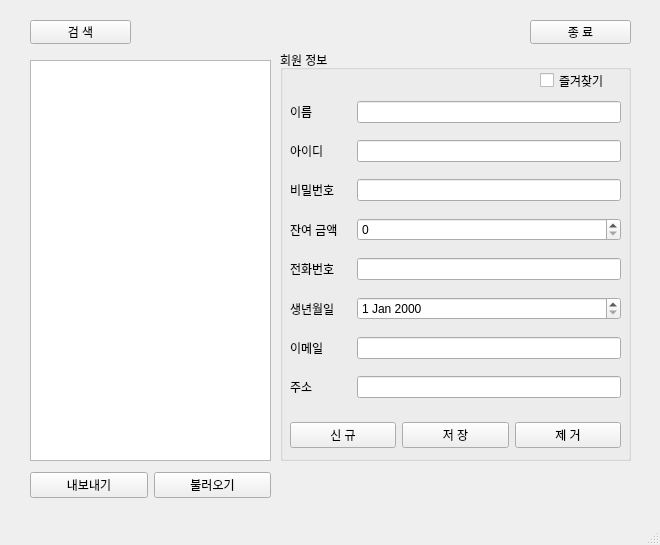
This is mainwindow.ui in ultisy/misctool_qt as Qt 5 draws it before an edit. The edited form follows.
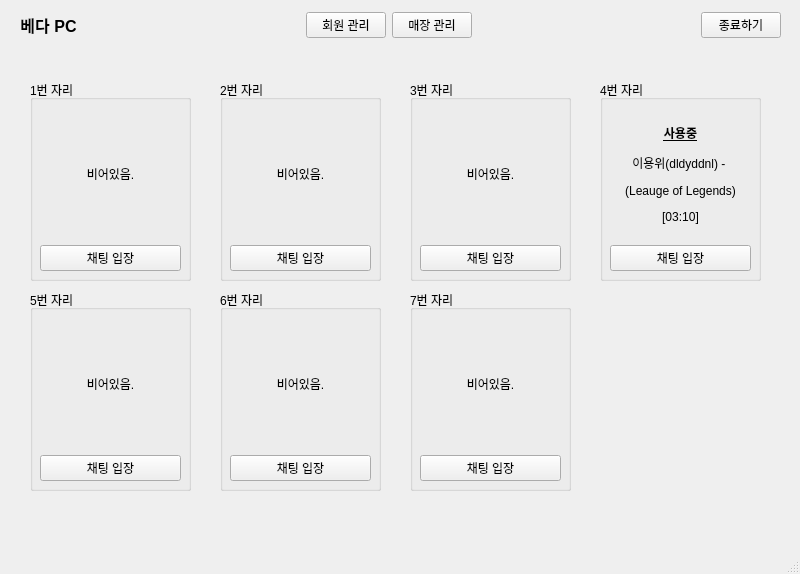
This is the edited form. The open tabs and pages were chosen to show the change.

```diff
--- a/mainwindow.ui
+++ b/mainwindow.ui
@@ -6,222 +6,673 @@
    <rect>
     <x>0</x>
     <y>0</y>
-    <width>660</width>
-    <height>545</height>
+    <width>800</width>
+    <height>574</height>
    </rect>
   </property>
   <property name="windowTitle">
    <string>MainWindow</string>
   </property>
   <widget class="QWidget" name="centralwidget">
-   <widget class="QPushButton" name="pushButton_Exit">
+   <widget class="QStackedWidget" name="stackedWidget">
     <property name="geometry">
      <rect>
-      <x>530</x>
-      <y>20</y>
-      <width>101</width>
-      <height>24</height>
-     </rect>
-    </property>
-    <property name="text">
-     <string> 종 료 </string>
-    </property>
-   </widget>
-   <widget class="QPushButton" name="pushButton_Search">
-    <property name="geometry">
-     <rect>
-      <x>30</x>
-      <y>20</y>
-      <width>101</width>
-      <height>24</height>
-     </rect>
-    </property>
-    <property name="text">
-     <string> 검 색 </string>
-    </property>
-   </widget>
-   <widget class="QTreeView" name="treeView_List">
-    <property name="geometry">
-     <rect>
-      <x>30</x>
-      <y>60</y>
-      <width>241</width>
-      <height>401</height>
-     </rect>
-    </property>
-   </widget>
-   <widget class="QGroupBox" name="groupBox">
-    <property name="geometry">
-     <rect>
-      <x>280</x>
+      <x>10</x>
       <y>50</y>
-      <width>351</width>
-      <height>411</height>
+      <width>771</width>
+      <height>491</height>
      </rect>
     </property>
-    <property name="title">
-     <string>회원 정보</string>
+    <property name="currentIndex">
+     <number>0</number>
     </property>
-    <widget class="QWidget" name="gridLayoutWidget">
-     <property name="geometry">
-      <rect>
-       <x>10</x>
-       <y>40</y>
-       <width>331</width>
-       <height>321</height>
-      </rect>
-     </property>
-     <layout class="QGridLayout" name="gridLayout">
-      <item row="6" column="0">
-       <widget class="QLabel" name="label_Email">
-        <property name="text">
-         <string>이메일</string>
-        </property>
-       </widget>
-      </item>
-      <item row="0" column="0">
-       <widget class="QLabel" name="label_Name">
-        <property name="text">
-         <string>이름</string>
-        </property>
-       </widget>
-      </item>
-      <item row="2" column="0">
-       <widget class="QLabel" name="label_PW">
-        <property name="text">
-         <string>비밀번호</string>
-        </property>
-       </widget>
-      </item>
-      <item row="4" column="1">
-       <widget class="QLineEdit" name="lineEdit_Phone"/>
-      </item>
-      <item row="6" column="1">
-       <widget class="QLineEdit" name="lineEdit_Email"/>
-      </item>
-      <item row="1" column="1">
-       <widget class="QLineEdit" name="lineEdit_ID"/>
-      </item>
-      <item row="7" column="1">
-       <widget class="QLineEdit" name="lineEdit_Address"/>
-      </item>
-      <item row="4" column="0">
-       <widget class="QLabel" name="label_Phone">
-        <property name="text">
-         <string>전화번호</string>
-        </property>
-       </widget>
-      </item>
-      <item row="0" column="1">
-       <widget class="QLineEdit" name="lineEdit_Name"/>
-      </item>
-      <item row="1" column="0">
-       <widget class="QLabel" name="label_ID">
-        <property name="text">
-         <string>아이디</string>
-        </property>
-       </widget>
-      </item>
-      <item row="5" column="0">
-       <widget class="QLabel" name="label_Birthday">
-        <property name="text">
-         <string>생년월일</string>
-        </property>
-       </widget>
-      </item>
-      <item row="2" column="1">
-       <widget class="QLineEdit" name="lineEdit_PW"/>
-      </item>
-      <item row="7" column="0">
-       <widget class="QLabel" name="label_Address">
-        <property name="text">
-         <string>주소</string>
-        </property>
-       </widget>
-      </item>
-      <item row="3" column="0">
-       <widget class="QLabel" name="label_Charge">
-        <property name="text">
-         <string>잔여 금액    </string>
-        </property>
-       </widget>
-      </item>
-      <item row="5" column="1">
-       <widget class="QDateEdit" name="dateEdit"/>
-      </item>
-      <item row="3" column="1">
-       <widget class="QSpinBox" name="spinBox_Charge"/>
-      </item>
-     </layout>
+    <widget class="QWidget" name="page_one_2">
+     <widget class="QWidget" name="verticalLayoutWidget_4">
+      <property name="geometry">
+       <rect>
+        <x>620</x>
+        <y>190</y>
+        <width>141</width>
+        <height>271</height>
+       </rect>
+      </property>
+      <layout class="QVBoxLayout" name="verticalLayout_2">
+       <item>
+        <widget class="QPushButton" name="SearchBtn_2">
+         <property name="text">
+          <string>검색</string>
+         </property>
+        </widget>
+       </item>
+       <item>
+        <spacer name="verticalSpacer_3">
+         <property name="orientation">
+          <enum>Qt::Orientation::Vertical</enum>
+         </property>
+         <property name="sizeType">
+          <enum>QSizePolicy::Policy::Preferred</enum>
+         </property>
+         <property name="sizeHint" stdset="0">
+          <size>
+           <width>20</width>
+           <height>50</height>
+          </size>
+         </property>
+        </spacer>
+       </item>
+       <item>
+        <widget class="QPushButton" name="InfoAddBtn_2">
+         <property name="text">
+          <string>정보 추가</string>
+         </property>
+        </widget>
+       </item>
+       <item>
+        <widget class="QPushButton" name="InfoDelBtn_2">
+         <property name="text">
+          <string>정보 삭제</string>
+         </property>
+        </widget>
+       </item>
+       <item>
+        <widget class="QPushButton" name="pushButton_SaveFile">
+         <property name="text">
+          <string>내보내기</string>
+         </property>
+        </widget>
+       </item>
+       <item>
+        <widget class="QPushButton" name="pushButton_LoadFile">
+         <property name="text">
+          <string>불러오기</string>
+         </property>
+        </widget>
+       </item>
+      </layout>
+     </widget>
+     <widget class="QTreeView" name="InfoView_2">
+      <property name="geometry">
+       <rect>
+        <x>10</x>
+        <y>0</y>
+        <width>601</width>
+        <height>461</height>
+       </rect>
+      </property>
+     </widget>
+     <widget class="QLabel" name="label_5">
+      <property name="geometry">
+       <rect>
+        <x>620</x>
+        <y>0</y>
+        <width>151</width>
+        <height>61</height>
+       </rect>
+      </property>
+      <property name="text">
+       <string>&lt;html&gt;&lt;head/&gt;&lt;body&gt;&lt;p align=&quot;center&quot;&gt;&lt;span style=&quot; font-size:16pt;&quot;&gt;회원 관리&lt;/span&gt;&lt;/p&gt;&lt;/body&gt;&lt;/html&gt;</string>
+      </property>
+     </widget>
     </widget>
-    <widget class="QCheckBox" name="checkBox_Favorite">
-     <property name="geometry">
-      <rect>
-       <x>260</x>
-       <y>20</y>
-       <width>81</width>
-       <height>21</height>
-      </rect>
-     </property>
-     <property name="text">
-      <string>즐겨찾기</string>
-     </property>
+    <widget class="QWidget" name="page_two_2">
+     <widget class="QWidget" name="formLayoutWidget_2">
+      <property name="geometry">
+       <rect>
+        <x>50</x>
+        <y>20</y>
+        <width>441</width>
+        <height>411</height>
+       </rect>
+      </property>
+      <layout class="QFormLayout" name="formLayout_4">
+       <item row="0" column="0">
+        <widget class="QLabel" name="label_2">
+         <property name="text">
+          <string>이름</string>
+         </property>
+        </widget>
+       </item>
+       <item row="0" column="1">
+        <widget class="QLineEdit" name="lineEdit_Name"/>
+       </item>
+       <item row="1" column="0">
+        <widget class="QLabel" name="label_4">
+         <property name="text">
+          <string>아이디</string>
+         </property>
+        </widget>
+       </item>
+       <item row="1" column="1">
+        <widget class="QLineEdit" name="lineEdit_ID"/>
+       </item>
+       <item row="2" column="0">
+        <widget class="QLabel" name="label_18">
+         <property name="text">
+          <string>비밀번호</string>
+         </property>
+        </widget>
+       </item>
+       <item row="2" column="1">
+        <widget class="QLineEdit" name="lineEdit_PW"/>
+       </item>
+       <item row="3" column="0">
+        <widget class="QLabel" name="label_3">
+         <property name="text">
+          <string>잔여금액</string>
+         </property>
+        </widget>
+       </item>
+       <item row="3" column="1">
+        <widget class="QSpinBox" name="spinBox_Charge"/>
+       </item>
+       <item row="4" column="0">
+        <widget class="QLabel" name="label_13">
+         <property name="text">
+          <string>전화번호</string>
+         </property>
+        </widget>
+       </item>
+       <item row="4" column="1">
+        <widget class="QLineEdit" name="lineEdit_Phone"/>
+       </item>
+       <item row="5" column="0">
+        <widget class="QLabel" name="label_16">
+         <property name="text">
+          <string>생년월일</string>
+         </property>
+        </widget>
+       </item>
+       <item row="5" column="1">
+        <widget class="QDateEdit" name="dateEdit"/>
+       </item>
+       <item row="7" column="0">
+        <widget class="QLabel" name="label_14">
+         <property name="text">
+          <string>이메일</string>
+         </property>
+        </widget>
+       </item>
+       <item row="7" column="1">
+        <widget class="QLineEdit" name="lineEdit_Email"/>
+       </item>
+       <item row="9" column="0">
+        <widget class="QLabel" name="label_15">
+         <property name="text">
+          <string>주소</string>
+         </property>
+        </widget>
+       </item>
+       <item row="13" column="0">
+        <widget class="QLabel" name="label_17">
+         <property name="text">
+          <string>메모</string>
+         </property>
+        </widget>
+       </item>
+       <item row="13" column="1">
+        <widget class="QTextEdit" name="textEdit_Memo"/>
+       </item>
+       <item row="6" column="0">
+        <widget class="QLabel" name="label_Gender">
+         <property name="text">
+          <string>성별</string>
+         </property>
+        </widget>
+       </item>
+       <item row="6" column="1">
+        <layout class="QHBoxLayout" name="horizontalLayout_4">
+         <item>
+          <widget class="QRadioButton" name="radioButton_Male">
+           <property name="text">
+            <string>남자</string>
+           </property>
+          </widget>
+         </item>
+         <item>
+          <widget class="QRadioButton" name="radioButton_Female">
+           <property name="text">
+            <string>여자</string>
+           </property>
+          </widget>
+         </item>
+        </layout>
+       </item>
+       <item row="9" column="1">
+        <widget class="QTextEdit" name="textEdit_Address"/>
+       </item>
+      </layout>
+     </widget>
+     <widget class="QWidget" name="verticalLayoutWidget_5">
+      <property name="geometry">
+       <rect>
+        <x>560</x>
+        <y>320</y>
+        <width>160</width>
+        <height>61</height>
+       </rect>
+      </property>
+      <layout class="QVBoxLayout" name="verticalLayout_5">
+       <item>
+        <widget class="QPushButton" name="pushButton_Add">
+         <property name="text">
+          <string>저장</string>
+         </property>
+        </widget>
+       </item>
+       <item>
+        <widget class="QPushButton" name="pushButton_Back">
+         <property name="text">
+          <string>뒤로가기</string>
+         </property>
+        </widget>
+       </item>
+      </layout>
+     </widget>
+     <widget class="QLabel" name="label_27">
+      <property name="geometry">
+       <rect>
+        <x>570</x>
+        <y>30</y>
+        <width>151</width>
+        <height>61</height>
+       </rect>
+      </property>
+      <property name="text">
+       <string>&lt;html&gt;&lt;head/&gt;&lt;body&gt;&lt;p align=&quot;center&quot;&gt;&lt;span style=&quot; font-size:16pt;&quot;&gt;회원 정보 관리&lt;/span&gt;&lt;/p&gt;&lt;/body&gt;&lt;/html&gt;</string>
+      </property>
+     </widget>
     </widget>
-    <widget class="QWidget" name="horizontalLayoutWidget">
-     <property name="geometry">
-      <rect>
-       <x>10</x>
-       <y>370</y>
-       <width>331</width>
-       <height>31</height>
-      </rect>
-     </property>
-     <layout class="QHBoxLayout" name="horizontalLayout_2">
-      <item>
-       <widget class="QPushButton" name="pushButton_Clear">
-        <property name="text">
-         <string>신 규</string>
-        </property>
-       </widget>
-      </item>
-      <item>
-       <widget class="QPushButton" name="pushButton_Add">
-        <property name="text">
-         <string>저 장</string>
-        </property>
-       </widget>
-      </item>
-      <item>
-       <widget class="QPushButton" name="pushButton_Delete">
-        <property name="text">
-         <string>제 거</string>
-        </property>
-       </widget>
-      </item>
-     </layout>
+    <widget class="QWidget" name="page_three">
+     <widget class="QGroupBox" name="groupBox">
+      <property name="geometry">
+       <rect>
+        <x>20</x>
+        <y>30</y>
+        <width>161</width>
+        <height>201</height>
+       </rect>
+      </property>
+      <property name="sizePolicy">
+       <sizepolicy hsizetype="Fixed" vsizetype="Fixed">
+        <horstretch>20</horstretch>
+        <verstretch>20</verstretch>
+       </sizepolicy>
+      </property>
+      <property name="title">
+       <string>1번 자리</string>
+      </property>
+      <widget class="QWidget" name="verticalLayoutWidget_6">
+       <property name="geometry">
+        <rect>
+         <x>10</x>
+         <y>30</y>
+         <width>141</width>
+         <height>161</height>
+        </rect>
+       </property>
+       <layout class="QVBoxLayout" name="verticalLayout_6">
+        <item>
+         <widget class="QLabel" name="label_6">
+          <property name="text">
+           <string>&lt;html&gt;&lt;head/&gt;&lt;body&gt;&lt;p align=&quot;center&quot;&gt;비어있음.&lt;/p&gt;&lt;/body&gt;&lt;/html&gt;</string>
+          </property>
+         </widget>
+        </item>
+        <item>
+         <widget class="QPushButton" name="pushButton">
+          <property name="text">
+           <string>채팅 입장</string>
+          </property>
+         </widget>
+        </item>
+       </layout>
+      </widget>
+     </widget>
+     <widget class="QGroupBox" name="groupBox_2">
+      <property name="geometry">
+       <rect>
+        <x>210</x>
+        <y>30</y>
+        <width>161</width>
+        <height>201</height>
+       </rect>
+      </property>
+      <property name="sizePolicy">
+       <sizepolicy hsizetype="Fixed" vsizetype="Fixed">
+        <horstretch>20</horstretch>
+        <verstretch>20</verstretch>
+       </sizepolicy>
+      </property>
+      <property name="title">
+       <string>2번 자리</string>
+      </property>
+      <widget class="QWidget" name="verticalLayoutWidget_7">
+       <property name="geometry">
+        <rect>
+         <x>10</x>
+         <y>30</y>
+         <width>141</width>
+         <height>161</height>
+        </rect>
+       </property>
+       <layout class="QVBoxLayout" name="verticalLayout_7">
+        <item>
+         <widget class="QLabel" name="label_7">
+          <property name="text">
+           <string>&lt;html&gt;&lt;head/&gt;&lt;body&gt;&lt;p align=&quot;center&quot;&gt;비어있음.&lt;/p&gt;&lt;/body&gt;&lt;/html&gt;</string>
+          </property>
+         </widget>
+        </item>
+        <item>
+         <widget class="QPushButton" name="pushButton_2">
+          <property name="text">
+           <string>채팅 입장</string>
+          </property>
+         </widget>
+        </item>
+       </layout>
+      </widget>
+     </widget>
+     <widget class="QGroupBox" name="groupBox_3">
+      <property name="geometry">
+       <rect>
+        <x>400</x>
+        <y>30</y>
+        <width>161</width>
+        <height>201</height>
+       </rect>
+      </property>
+      <property name="sizePolicy">
+       <sizepolicy hsizetype="Fixed" vsizetype="Fixed">
+        <horstretch>20</horstretch>
+        <verstretch>20</verstretch>
+       </sizepolicy>
+      </property>
+      <property name="title">
+       <string>3번 자리</string>
+      </property>
+      <widget class="QWidget" name="verticalLayoutWidget_8">
+       <property name="geometry">
+        <rect>
+         <x>10</x>
+         <y>30</y>
+         <width>141</width>
+         <height>161</height>
+        </rect>
+       </property>
+       <layout class="QVBoxLayout" name="verticalLayout_11">
+        <item>
+         <widget class="QLabel" name="label_19">
+          <property name="text">
+           <string>&lt;html&gt;&lt;head/&gt;&lt;body&gt;&lt;p align=&quot;center&quot;&gt;비어있음.&lt;/p&gt;&lt;/body&gt;&lt;/html&gt;</string>
+          </property>
+         </widget>
+        </item>
+        <item>
+         <widget class="QPushButton" name="pushButton_6">
+          <property name="text">
+           <string>채팅 입장</string>
+          </property>
+         </widget>
+        </item>
+       </layout>
+      </widget>
+     </widget>
+     <widget class="QGroupBox" name="groupBox_4">
+      <property name="geometry">
+       <rect>
+        <x>590</x>
+        <y>30</y>
+        <width>161</width>
+        <height>201</height>
+       </rect>
+      </property>
+      <property name="sizePolicy">
+       <sizepolicy hsizetype="Fixed" vsizetype="Fixed">
+        <horstretch>20</horstretch>
+        <verstretch>20</verstretch>
+       </sizepolicy>
+      </property>
+      <property name="title">
+       <string>4번 자리</string>
+      </property>
+      <widget class="QWidget" name="verticalLayoutWidget_9">
+       <property name="geometry">
+        <rect>
+         <x>10</x>
+         <y>30</y>
+         <width>141</width>
+         <height>161</height>
+        </rect>
+       </property>
+       <layout class="QVBoxLayout" name="verticalLayout_15">
+        <item>
+         <widget class="QLabel" name="label_26">
+          <property name="text">
+           <string>&lt;html&gt;&lt;head/&gt;&lt;body&gt;&lt;p align=&quot;center&quot;&gt;&lt;span style=&quot; font-weight:700; text-decoration: underline;&quot;&gt;사용중&lt;/span&gt;&lt;/p&gt;&lt;p align=&quot;center&quot;&gt;이용위(dldyddnl) - &lt;/p&gt;&lt;p align=&quot;center&quot;&gt;(Leauge of Legends)&lt;/p&gt;&lt;p align=&quot;center&quot;&gt;[03:10]&lt;/p&gt;&lt;/body&gt;&lt;/html&gt;</string>
+          </property>
+         </widget>
+        </item>
+        <item>
+         <widget class="QPushButton" name="pushButton_10">
+          <property name="text">
+           <string>채팅 입장</string>
+          </property>
+         </widget>
+        </item>
+       </layout>
+      </widget>
+     </widget>
+     <widget class="QGroupBox" name="groupBox_6">
+      <property name="geometry">
+       <rect>
+        <x>20</x>
+        <y>240</y>
+        <width>161</width>
+        <height>201</height>
+       </rect>
+      </property>
+      <property name="sizePolicy">
+       <sizepolicy hsizetype="Fixed" vsizetype="Fixed">
+        <horstretch>20</horstretch>
+        <verstretch>20</verstretch>
+       </sizepolicy>
+      </property>
+      <property name="title">
+       <string>5번 자리</string>
+      </property>
+      <widget class="QWidget" name="verticalLayoutWidget_11">
+       <property name="geometry">
+        <rect>
+         <x>10</x>
+         <y>30</y>
+         <width>141</width>
+         <height>161</height>
+        </rect>
+       </property>
+       <layout class="QVBoxLayout" name="verticalLayout_12">
+        <item>
+         <widget class="QLabel" name="label_28">
+          <property name="text">
+           <string>&lt;html&gt;&lt;head/&gt;&lt;body&gt;&lt;p align=&quot;center&quot;&gt;비어있음.&lt;/p&gt;&lt;/body&gt;&lt;/html&gt;</string>
+          </property>
+         </widget>
+        </item>
+        <item>
+         <widget class="QPushButton" name="pushButton_7">
+          <property name="text">
+           <string>채팅 입장</string>
+          </property>
+         </widget>
+        </item>
+       </layout>
+      </widget>
+     </widget>
+     <widget class="QGroupBox" name="groupBox_7">
+      <property name="geometry">
+       <rect>
+        <x>210</x>
+        <y>240</y>
+        <width>161</width>
+        <height>201</height>
+       </rect>
+      </property>
+      <property name="sizePolicy">
+       <sizepolicy hsizetype="Fixed" vsizetype="Fixed">
+        <horstretch>20</horstretch>
+        <verstretch>20</verstretch>
+       </sizepolicy>
+      </property>
+      <property name="title">
+       <string>6번 자리</string>
+      </property>
+      <widget class="QWidget" name="verticalLayoutWidget_12">
+       <property name="geometry">
+        <rect>
+         <x>10</x>
+         <y>30</y>
+         <width>141</width>
+         <height>161</height>
+        </rect>
+       </property>
+       <layout class="QVBoxLayout" name="verticalLayout_13">
+        <item>
+         <widget class="QLabel" name="label_29">
+          <property name="text">
+           <string>&lt;html&gt;&lt;head/&gt;&lt;body&gt;&lt;p align=&quot;center&quot;&gt;비어있음.&lt;/p&gt;&lt;/body&gt;&lt;/html&gt;</string>
+          </property>
+         </widget>
+        </item>
+        <item>
+         <widget class="QPushButton" name="pushButton_8">
+          <property name="text">
+           <string>채팅 입장</string>
+          </property>
+         </widget>
+        </item>
+       </layout>
+      </widget>
+     </widget>
+     <widget class="QGroupBox" name="groupBox_8">
+      <property name="geometry">
+       <rect>
+        <x>400</x>
+        <y>240</y>
+        <width>161</width>
+        <height>201</height>
+       </rect>
+      </property>
+      <property name="sizePolicy">
+       <sizepolicy hsizetype="Fixed" vsizetype="Fixed">
+        <horstretch>20</horstretch>
+        <verstretch>20</verstretch>
+       </sizepolicy>
+      </property>
+      <property name="title">
+       <string>7번 자리</string>
+      </property>
+      <widget class="QWidget" name="verticalLayoutWidget_13">
+       <property name="geometry">
+        <rect>
+         <x>10</x>
+         <y>30</y>
+         <width>141</width>
+         <height>161</height>
+        </rect>
+       </property>
+       <layout class="QVBoxLayout" name="verticalLayout_14">
+        <item>
+         <widget class="QLabel" name="label_30">
+          <property name="text">
+           <string>&lt;html&gt;&lt;head/&gt;&lt;body&gt;&lt;p align=&quot;center&quot;&gt;비어있음.&lt;/p&gt;&lt;/body&gt;&lt;/html&gt;</string>
+          </property>
+         </widget>
+        </item>
+        <item>
+         <widget class="QPushButton" name="pushButton_9">
+          <property name="text">
+           <string>채팅 입장</string>
+          </property>
+         </widget>
+        </item>
+       </layout>
+      </widget>
+     </widget>
     </widget>
    </widget>
    <widget class="QWidget" name="horizontalLayoutWidget_2">
     <property name="geometry">
      <rect>
-      <x>30</x>
-      <y>470</y>
-      <width>241</width>
+      <x>20</x>
+      <y>10</y>
+      <width>761</width>
       <height>31</height>
      </rect>
     </property>
-    <layout class="QHBoxLayout" name="horizontalLayout">
+    <layout class="QHBoxLayout" name="horizontalLayout_2">
+     <property name="sizeConstraint">
+      <enum>QLayout::SizeConstraint::SetDefaultConstraint</enum>
+     </property>
      <item>
-      <widget class="QPushButton" name="pushButton_SaveFile">
+      <widget class="QLabel" name="Title_2">
+       <property name="layoutDirection">
+        <enum>Qt::LayoutDirection::LeftToRight</enum>
+       </property>
        <property name="text">
-        <string>내보내기</string>
+        <string>&lt;html&gt;&lt;head/&gt;&lt;body&gt;&lt;p align=&quot;center&quot;&gt;&lt;span style=&quot; font-size:12pt; font-weight:700;&quot;&gt;베다 PC&lt;/span&gt;&lt;/p&gt;&lt;/body&gt;&lt;/html&gt;</string>
        </property>
       </widget>
      </item>
      <item>
-      <widget class="QPushButton" name="pushButton_LoadFile">
+      <spacer name="horizontalSpacer_3">
+       <property name="orientation">
+        <enum>Qt::Orientation::Horizontal</enum>
+       </property>
+       <property name="sizeHint" stdset="0">
+        <size>
+         <width>40</width>
+         <height>20</height>
+        </size>
+       </property>
+      </spacer>
+     </item>
+     <item>
+      <widget class="QPushButton" name="ConsumerBtn_2">
        <property name="text">
-        <string>불러오기</string>
+        <string>회원 관리</string>
+       </property>
+       <property name="iconSize">
+        <size>
+         <width>20</width>
+         <height>20</height>
+        </size>
+       </property>
+      </widget>
+     </item>
+     <item>
+      <widget class="QPushButton" name="LobbyBtn_2">
+       <property name="text">
+        <string>매장 관리</string>
+       </property>
+      </widget>
+     </item>
+     <item>
+      <spacer name="horizontalSpacer_4">
+       <property name="orientation">
+        <enum>Qt::Orientation::Horizontal</enum>
+       </property>
+       <property name="sizeHint" stdset="0">
+        <size>
+         <width>40</width>
+         <height>20</height>
+        </size>
+       </property>
+      </spacer>
+     </item>
+     <item>
+      <widget class="QPushButton" name="QuitBtn_2">
+       <property name="text">
+        <string>종료하기</string>
        </property>
       </widget>
      </item>
@@ -238,7 +689,11 @@
     </rect>
    </property>
   </widget>
-  <widget class="QStatusBar" name="statusbar"/>
+  <widget class="QStatusBar" name="statusbar">
+   <property name="sizeGripEnabled">
+    <bool>true</bool>
+   </property>
+  </widget>
  </widget>
  <resources/>
  <connections/>
```
Left out of the diff: 4 changed lines with no effect on the pictures.
